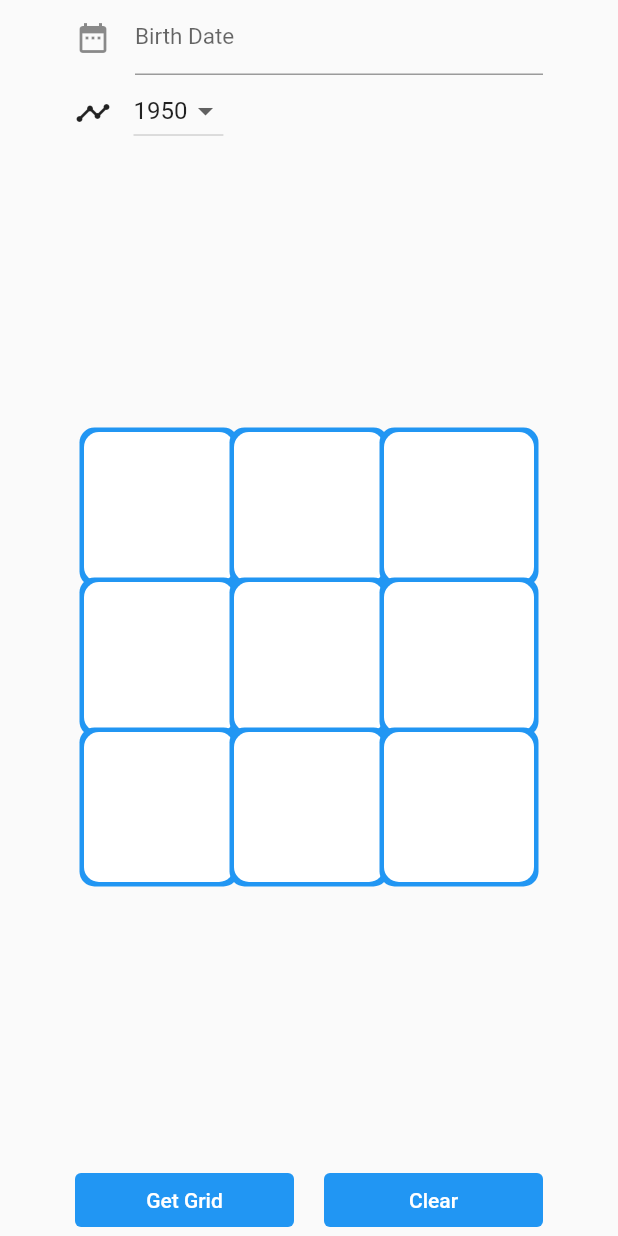
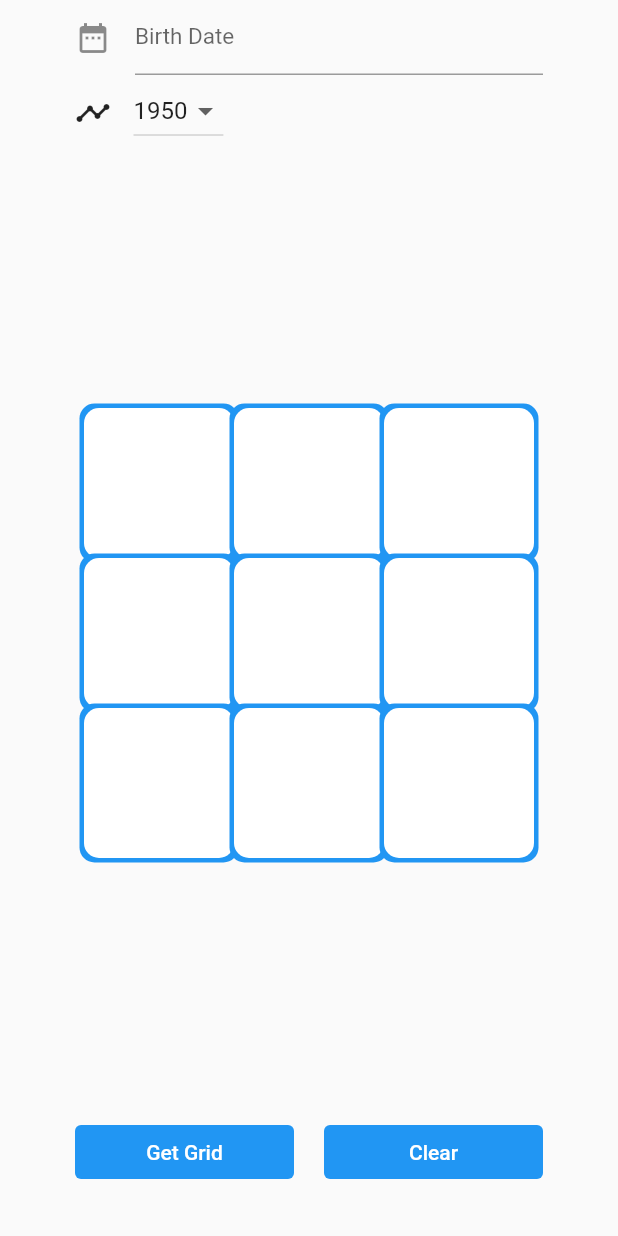
Before and after one commit to kritikarai1910/numero, a Flutter app: the screen it shows after launch, on a phone screen of 412 x 824 dp. Run offline on Flutter 3.47's test engine with Material 2 defaults, Android fonts, the phone set to English and light mode, and no system bars; drawn by our look-alikes of datetime_picker_formfield; missing offline and left inert: dart:html.

Commit message:
Remove unneeded rows and columns

```diff
--- a/lib/main.dart
+++ b/lib/main.dart
@@ -161,11 +161,9 @@ class _MyHomePageState extends State<MyHomePage> {
                 width: 15,
               ),
               Expanded(
-                //child: _getYearDropdown(),
                 child: Container(
                   height: 50,
                   //width: 2000,
-
                   child: NumeroYearDropdown(),
                 ),
               ),
@@ -180,11 +178,7 @@ class _MyHomePageState extends State<MyHomePage> {
             ],
           ),
           Expanded(
-            child: Row(children: [
-              Expanded(
-                  child: Column(children: [
-                Expanded(
-                    child: Center(
+           child: Center(
                   child: Container(
                     height: 300,
                     width: 300,
@@ -194,9 +188,9 @@ class _MyHomePageState extends State<MyHomePage> {
                       Expanded(child: NumeroGrid(GridValues.grid2, GridValues.grid8, GridValues.grid4)),
                     ]),
                   ),
-                ))
-              ]))
-            ]),
+                )
+
+
           ),
           Column(
             children: [
@@ -210,9 +204,19 @@ class _MyHomePageState extends State<MyHomePage> {
                   Expanded(child: _getClearButton()),
                   Container(
                     width: 50,
-                  )
+                  ),
                 ],
               ),
+              Row(
+                children: [
+                  Text("")
+                ],
+              ),
+              Row(
+                children: [
+                  Text("")
+                ],
+              )
             ],
           )
         ],
```
